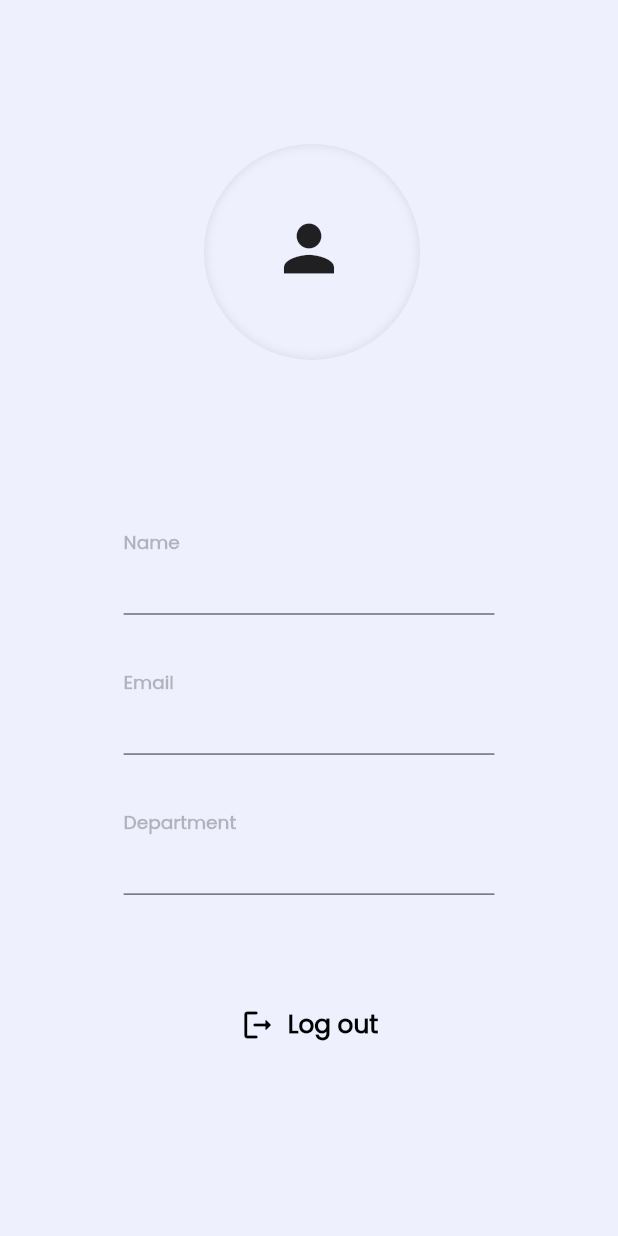
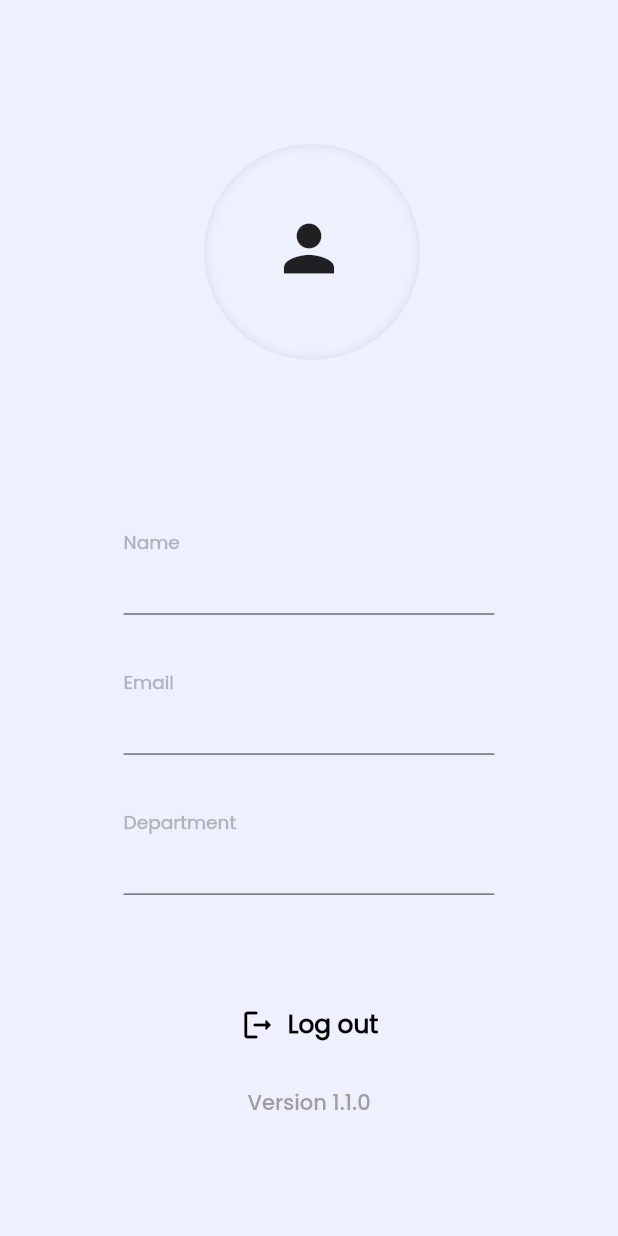
Before and after one commit to onwords-smart-solutions/my_office, a Flutter app: the AccountScreen screen opened directly with empty values, on a phone screen of 412 x 824 dp. Run offline on Flutter 3.47's test engine with Material 2 defaults, Android fonts, the phone set to English and light mode, and no system bars; drawn by our look-alikes of widget_circular_animator; our stand-ins replace after_layout, auto_size_text, awesome_dialog, connectivity_plus, firebase_auth, firebase_core and 13 more; missing offline and left inert: external_app_launcher, slide_to_confirm; accounts and stored records are empty.

Commit message:
Added App version for account_screen.dart

```diff
--- a/lib/Account/account_screen.dart
+++ b/lib/Account/account_screen.dart
@@ -2,6 +2,7 @@ import 'package:delayed_display/delayed_display.dart';
 import 'package:firebase_auth/firebase_auth.dart';
 import 'package:flutter/material.dart';
 import 'package:flutter_animate/flutter_animate.dart';
+import 'package:my_office/Constant/fonts/constant_font.dart';
 import 'package:my_office/models/staff_model.dart';
 import 'package:widget_circular_animator/widget_circular_animator.dart';
 
@@ -18,6 +19,7 @@ class AccountScreen extends StatefulWidget {
 }
 
 class _AccountScreenState extends State<AccountScreen> {
+  final String currentAppVersion = '1.1.0';
   @override
   Widget build(BuildContext context) {
     final height = MediaQuery.of(context).size.height;
@@ -132,9 +134,22 @@ class _AccountScreenState extends State<AccountScreen> {
                       ),
                     ),
                   ),
+                  Positioned(
+                    top: height * 0.88,
+                    left: 165,
+                    child: DelayedDisplay(
+                      delay: 1.9.seconds,
+                      child: Text('Version $currentAppVersion',
+                      style: TextStyle(
+                        color: Colors.grey,
+                        fontFamily: ConstantFonts.poppinsMedium,
+                        fontWeight: FontWeight.w500,
+                      ),),
+                    ),
+                  )
                 ],
               ),
-            )
+            ),
           ],
         ),
       ),
--- a/lib/main.dart
+++ b/lib/main.dart
@@ -10,7 +10,6 @@ import 'package:my_office/login/login_screen.dart';
 import 'package:my_office/models/staff_model.dart';
 import 'package:my_office/util/notification_services.dart';
 import 'package:shared_preferences/shared_preferences.dart';
-
 import 'introduction/intro_screen.dart';
 import 'models/visit_model.dart';
 
```
Also changed, not shown: pubspec.lock.
